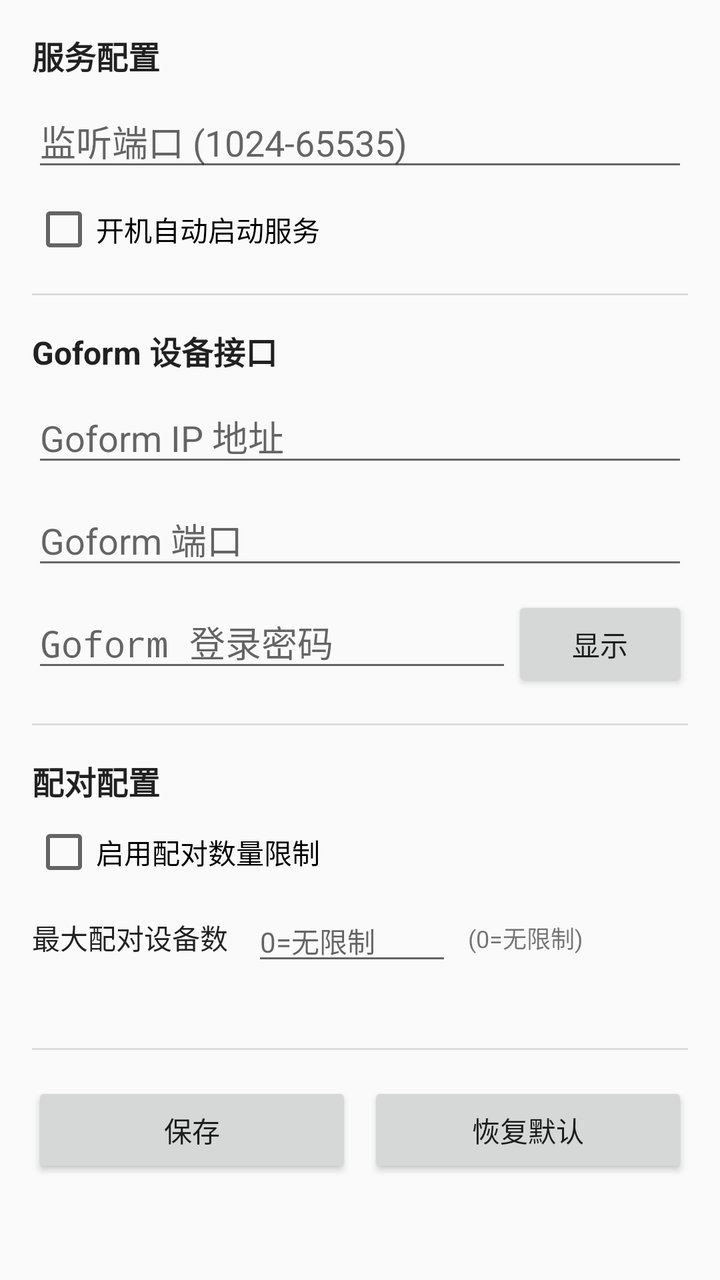
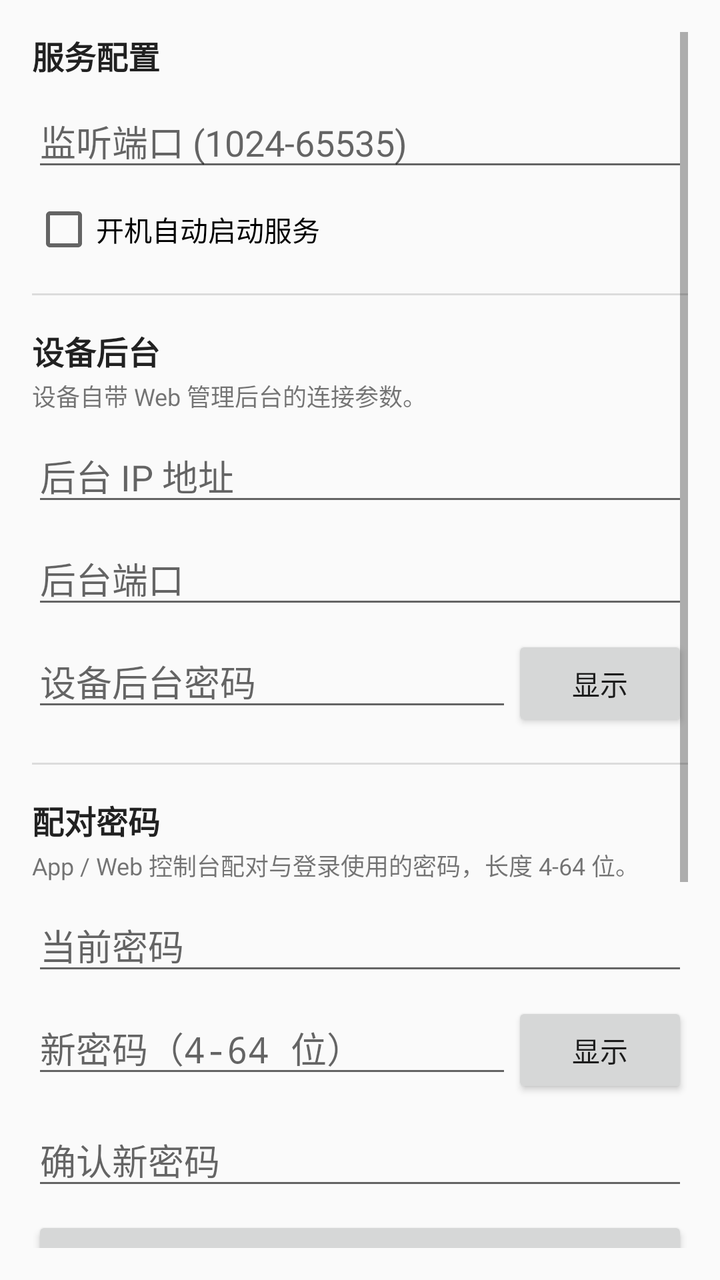

An Android layout rendered at two revisions. The XML below is the earlier revision; the diff shows what the commit changed to produce the second picture.
<!-- AndroidManifest.xml: activity theme Theme.UFIAXISCore -->
<!-- res/layout/activity_settings.xml -->
<?xml version="1.0" encoding="utf-8"?>
<ScrollView xmlns:android="http://schemas.android.com/apk/res/android"
    android:layout_width="match_parent"
    android:layout_height="match_parent"
    android:background="?android:attr/colorBackground"
    android:padding="16dp">

    <LinearLayout
        android:layout_width="match_parent"
        android:layout_height="wrap_content"
        android:orientation="vertical">

        
        <TextView
            android:layout_width="wrap_content"
            android:layout_height="wrap_content"
            android:text="服务配置"
            android:textSize="16sp"
            android:textStyle="bold"
            android:textColor="?android:attr/textColorPrimary" />

        <EditText
            android:id="@+id/etPort"
            android:layout_width="match_parent"
            android:layout_height="wrap_content"
            android:layout_marginTop="8dp"
            android:hint="监听端口 (1024-65535)"
            android:singleLine="true"
            android:inputType="number" />

        <CheckBox
            android:id="@+id/cbAutoStart"
            android:layout_width="wrap_content"
            android:layout_height="wrap_content"
            android:layout_marginTop="8dp"
            android:text="开机自动启动服务" />

        <View
            android:layout_width="match_parent"
            android:layout_height="1dp"
            android:layout_marginTop="16dp"
            android:background="?android:attr/dividerVertical" />

        
        <TextView
            android:layout_width="wrap_content"
            android:layout_height="wrap_content"
            android:layout_marginTop="16dp"
            android:text="Goform 设备接口"
            android:textSize="16sp"
            android:textStyle="bold"
            android:textColor="?android:attr/textColorPrimary" />

        <EditText
            android:id="@+id/etGoformIp"
            android:layout_width="match_parent"
            android:layout_height="wrap_content"
            android:layout_marginTop="8dp"
            android:hint="Goform IP 地址"
            android:singleLine="true"
            android:inputType="text" />

        <EditText
            android:id="@+id/etGoformPort"
            android:layout_width="match_parent"
            android:layout_height="wrap_content"
            android:layout_marginTop="8dp"
            android:hint="Goform 端口"
            android:singleLine="true"
            android:inputType="number" />

        <LinearLayout
            android:layout_width="match_parent"
            android:layout_height="wrap_content"
            android:layout_marginTop="8dp"
            android:orientation="horizontal">

            <EditText
                android:id="@+id/etGoformPassword"
                android:layout_width="0dp"
                android:layout_height="wrap_content"
                android:layout_weight="1"
                android:hint="Goform 登录密码"
                android:singleLine="true"
                android:inputType="textPassword" />

            <Button
                android:id="@+id/btnToggleGoformPwd"
                android:layout_width="wrap_content"
                android:layout_height="wrap_content"
                android:text="显示" />
        </LinearLayout>

        <View
            android:layout_width="match_parent"
            android:layout_height="1dp"
            android:layout_marginTop="16dp"
            android:background="?android:attr/dividerVertical" />

        
        <TextView
            android:layout_width="wrap_content"
            android:layout_height="wrap_content"
            android:layout_marginTop="16dp"
            android:text="配对配置"
            android:textSize="16sp"
            android:textStyle="bold"
            android:textColor="?android:attr/textColorPrimary" />

        <CheckBox
            android:id="@+id/cbPairingEnabled"
            android:layout_width="wrap_content"
            android:layout_height="wrap_content"
            android:layout_marginTop="8dp"
            android:text="启用配对数量限制" />

        <LinearLayout
            android:layout_width="match_parent"
            android:layout_height="wrap_content"
            android:layout_marginTop="8dp"
            android:orientation="horizontal"
            android:gravity="center_vertical">

            <TextView
                android:layout_width="wrap_content"
                android:layout_height="wrap_content"
                android:text="最大配对设备数"
                android:textSize="14sp"
                android:textColor="?android:attr/textColorPrimary" />

            <EditText
                android:id="@+id/etPairingMaxDevices"
                android:layout_width="100dp"
                android:layout_height="wrap_content"
                android:layout_marginStart="12dp"
                android:hint="0=无限制"
                android:singleLine="true"
                android:inputType="number"
                android:textSize="14sp" />

            <TextView
                android:layout_width="wrap_content"
                android:layout_height="wrap_content"
                android:layout_marginStart="8dp"
                android:text="(0=无限制)"
                android:textSize="12sp"
                android:textColor="?android:attr/textColorTertiary" />
        </LinearLayout>

        <TextView
            android:id="@+id/tvPairingCurrent"
            android:layout_width="wrap_content"
            android:layout_height="wrap_content"
            android:layout_marginTop="4dp"
            android:text=""
            android:textSize="12sp"
            android:textColor="?android:attr/textColorTertiary" />

        <View
            android:layout_width="match_parent"
            android:layout_height="1dp"
            android:layout_marginTop="16dp"
            android:background="?android:attr/dividerVertical" />

        
        <LinearLayout
            android:layout_width="match_parent"
            android:layout_height="wrap_content"
            android:layout_marginTop="16dp"
            android:orientation="horizontal">

            <Button
                android:id="@+id/btnSave"
                android:layout_width="0dp"
                android:layout_height="wrap_content"
                android:layout_weight="1"
                android:layout_marginEnd="4dp"
                android:text="保存" />

            <Button
                android:id="@+id/btnReset"
                android:layout_width="0dp"
                android:layout_height="wrap_content"
                android:layout_weight="1"
                android:layout_marginStart="4dp"
                android:text="恢复默认" />
        </LinearLayout>

        
        <TextView
            android:id="@+id/tvSaved"
            android:layout_width="wrap_content"
            android:layout_height="wrap_content"
            android:layout_marginTop="12dp"
            android:text="已保存。修改认证或端口配置后需重启服务生效。"
            android:textSize="13sp"
            android:textColor="#1565C0"
            android:visibility="gone" />

        <View
            android:layout_width="match_parent"
            android:layout_height="16dp" />

    </LinearLayout>
</ScrollView>
<!-- resources referenced by this layout -->
<resources>
  <style name="Theme.UFIAXISCore" parent="android:Theme.Material.Light.NoActionBar" />
</resources>

<!-- the commit's change to res/layout/activity_settings.xml (unified diff, before → after) -->
@@ -46,17 +46,25 @@
             android:layout_width="wrap_content"
             android:layout_height="wrap_content"
             android:layout_marginTop="16dp"
-            android:text="Goform 设备接口"
-            android:textSize="16sp"
-            android:textStyle="bold"
-            android:textColor="?android:attr/textColorPrimary" />
+            android:text="设备后台"
+            android:textSize="16sp"
+            android:textStyle="bold"
+            android:textColor="?android:attr/textColorPrimary" />
+
+        <TextView
+            android:layout_width="match_parent"
+            android:layout_height="wrap_content"
+            android:layout_marginTop="2dp"
+            android:text="设备自带 Web 管理后台的连接参数。"
+            android:textSize="12sp"
+            android:textColor="?android:attr/textColorTertiary" />
 
         <EditText
             android:id="@+id/etGoformIp"
             android:layout_width="match_parent"
             android:layout_height="wrap_content"
             android:layout_marginTop="8dp"
-            android:hint="Goform IP 地址"
+            android:hint="后台 IP 地址"
             android:singleLine="true"
             android:inputType="text" />
 
@@ -65,7 +73,7 @@
             android:layout_width="match_parent"
             android:layout_height="wrap_content"
             android:layout_marginTop="8dp"
-            android:hint="Goform 端口"
+            android:hint="后台端口"
             android:singleLine="true"
             android:inputType="number" />
 
@@ -80,7 +88,7 @@
                 android:layout_width="0dp"
                 android:layout_height="wrap_content"
                 android:layout_weight="1"
-                android:hint="Goform 登录密码"
+                android:hint="设备后台密码"
                 android:singleLine="true"
                 android:inputType="textPassword" />
 
@@ -90,6 +98,86 @@
                 android:layout_height="wrap_content"
                 android:text="显示" />
         </LinearLayout>
+
+        <View
+            android:layout_width="match_parent"
+            android:layout_height="1dp"
+            android:layout_marginTop="16dp"
+            android:background="?android:attr/dividerVertical" />
+
+        
+        <TextView
+            android:layout_width="wrap_content"
+            android:layout_height="wrap_content"
+            android:layout_marginTop="16dp"
+            android:text="配对密码"
+            android:textSize="16sp"
+            android:textStyle="bold"
+            android:textColor="?android:attr/textColorPrimary" />
+
+        <TextView
+            android:layout_width="match_parent"
+            android:layout_height="wrap_content"
+            android:layout_marginTop="2dp"
+            android:text="App / Web 控制台配对与登录使用的密码，长度 4-64 位。"
+            android:textSize="12sp"
+            android:textColor="?android:attr/textColorTertiary" />
+
+        <EditText
+            android:id="@+id/etCoreOldPwd"
+            android:layout_width="match_parent"
+            android:layout_height="wrap_content"
+            android:layout_marginTop="8dp"
+            android:hint="当前密码"
+            android:singleLine="true"
+            android:inputType="textPassword" />
+
+        <LinearLayout
+            android:layout_width="match_parent"
+            android:layout_height="wrap_content"
+            android:layout_marginTop="8dp"
+            android:orientation="horizontal">
+
+            <EditText
+                android:id="@+id/etCoreNewPwd"
+                android:layout_width="0dp"
+                android:layout_height="wrap_content"
+                android:layout_weight="1"
+                android:hint="新密码（4-64 位）"
+                android:singleLine="true"
+                android:inputType="textPassword" />
+
+            <Button
+                android:id="@+id/btnToggleCorePwd"
+                android:layout_width="wrap_content"
+                android:layout_height="wrap_content"
+                android:text="显示" />
+        </LinearLayout>
+
+        <EditText
+            android:id="@+id/etCoreNewPwd2"
+            android:layout_width="match_parent"
+            android:layout_height="wrap_content"
+            android:layout_marginTop="8dp"
+            android:hint="确认新密码"
+            android:singleLine="true"
+            android:inputType="textPassword" />
+
+        <Button
+            android:id="@+id/btnChangeCorePwd"
+            android:layout_width="match_parent"
+            android:layout_height="wrap_content"
+            android:layout_marginTop="8dp"
+            android:text="修改密码" />
+
+        <TextView
+            android:id="@+id/tvCorePwdStatus"
+            android:layout_width="match_parent"
+            android:layout_height="wrap_content"
+            android:layout_marginTop="4dp"
+            android:text=""
+            android:textSize="13sp"
+            android:visibility="gone" />
 
         <View
             android:layout_width="match_parent"
